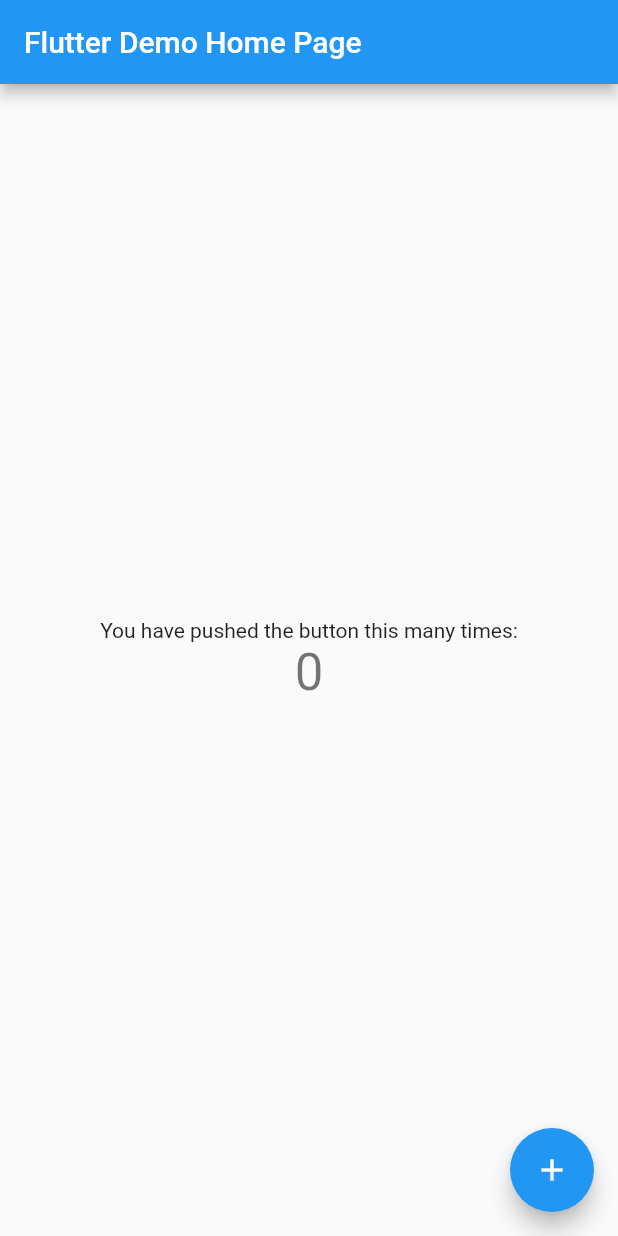
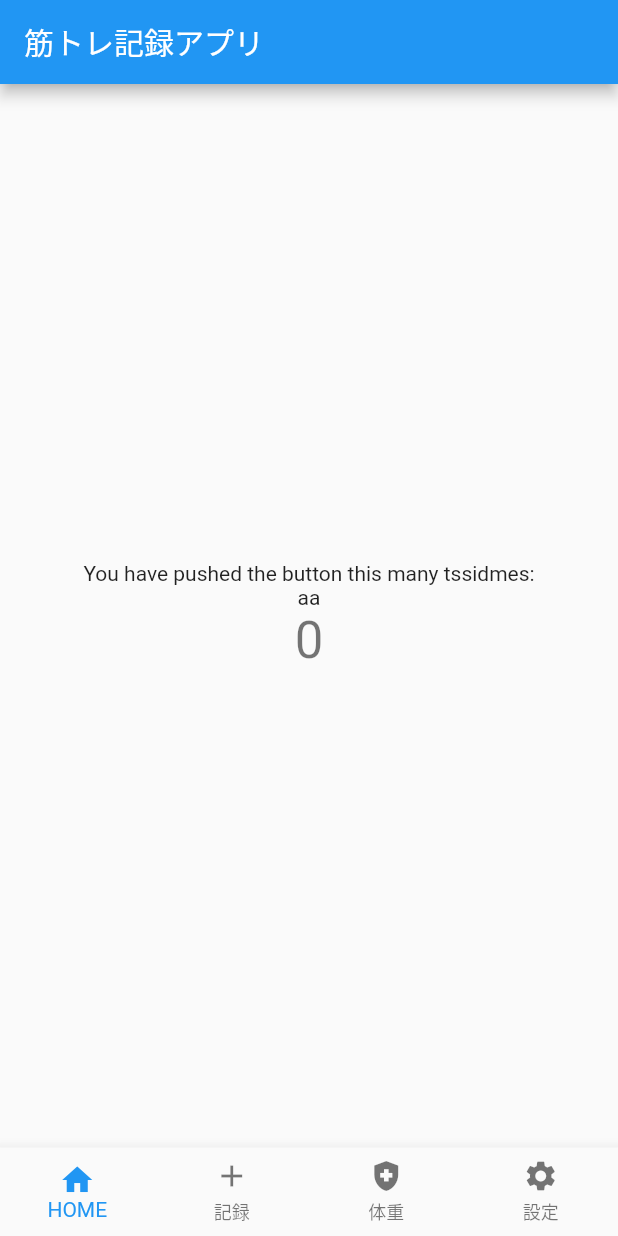
Before and after one commit to kos-san/training_note, a Flutter app: the screen it shows after launch, on a phone screen of 412 x 824 dp. Run offline on Flutter 3.47's test engine with Material 2 defaults, Android fonts, the phone set to English and light mode, and no system bars.

```diff
--- a/lib/main.dart
+++ b/lib/main.dart
@@ -13,6 +13,10 @@ class MyApp extends StatelessWidget {
     return MaterialApp(
       title: 'Flutter Demo',
       theme: ThemeData(
+        primarySwatch: Colors.blue,
+      ),
+      home: const MyHomePage(title: '筋トレ記録アプリ'),
+    );
     // This is the theme of your application.
     //
     // Try running your application with "flutter run". You'll see the
@@ -22,10 +26,6 @@ class MyApp extends StatelessWidget {
     // or simply save your changes to "hot reload" in a Flutter IDE).
     // Notice that the counter didn't reset back to zero; the application
     // is not restarted.
-        primarySwatch: Colors.blue,
-      ),
-      home: const MyHomePage(title: 'Flutter Demo Home Page'),
-    );
   }
 }
 
@@ -61,6 +61,27 @@ class _MyHomePageState extends State<MyHomePage> {
     });
   }
 
+  List<BottomNavigationBarItem> bottomNavBarItems() {
+    return[
+      const BottomNavigationBarItem(
+        icon: Icon(Icons.home),
+        label: 'HOME',
+      ),
+      const BottomNavigationBarItem(
+          icon: Icon(Icons.add),
+          label: '記録',
+      ),
+      const BottomNavigationBarItem(
+          icon: Icon(Icons.health_and_safety_sharp),
+          label: '体重',
+      ),
+      const BottomNavigationBarItem(
+        icon: Icon(Icons.settings),
+        label: '設定',
+      ),
+    ];
+  }
+
   @override
   Widget build(BuildContext context) {
     // This method is rerun every time setState is called, for instance as done
@@ -76,27 +97,14 @@ class _MyHomePageState extends State<MyHomePage> {
         title: Text(widget.title),
       ),
       body: Center(
-        // Center is a layout widget. It takes a single child and positions it
-        // in the middle of the parent.
         child: Column(
-          // Column is also a layout widget. It takes a list of children and
-          // arranges them vertically. By default, it sizes itself to fit its
-          // children horizontally, and tries to be as tall as its parent.
-          //
-          // Invoke "debug painting" (press "p" in the console, choose the
-          // "Toggle Debug Paint" action from the Flutter Inspector in Android
-          // Studio, or the "Toggle Debug Paint" command in Visual Studio Code)
-          // to see the wireframe for each widget.
-          //
-          // Column has various properties to control how it sizes itself and
-          // how it positions its children. Here we use mainAxisAlignment to
-          // center the children vertically; the main axis here is the vertical
-          // axis because Columns are vertical (the cross axis would be
-          // horizontal).
           mainAxisAlignment: MainAxisAlignment.center,
           children: <Widget>[
             const Text(
-              'You have pushed the button this many times:',
+              'You have pushed the button this many tssidmes:',
+            ),
+            const Text(
+              'aa',
             ),
             Text(
               '$_counter',
@@ -104,12 +112,11 @@ class _MyHomePageState extends State<MyHomePage> {
             ),
           ],
         ),
+      ), // This trailing comma makes auto-formatting nicer for build methods.
+      bottomNavigationBar: BottomNavigationBar(
+        items: bottomNavBarItems(),
+        type: BottomNavigationBarType.fixed,
       ),
-      floatingActionButton: FloatingActionButton(
-        onPressed: _incrementCounter,
-        tooltip: 'Increment',
-        child: const Icon(Icons.add),
-      ), // This trailing comma makes auto-formatting nicer for build methods.
     );
   }
 }
```
Lines whose indentation alone changed are shown as unchanged.
